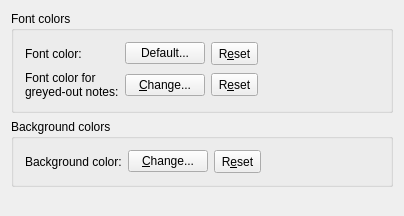
First picture: the form in src/frontends/qt4/ui/ColorUi.ui, repository cburschka/lyx, before the edit.
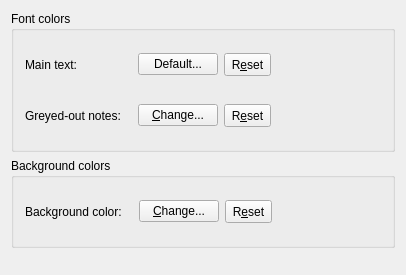
Second picture: the form after the edit.

Commit message: * ColorUi.ui: more compact labels.

What changed in the file:
```diff
--- a/src/frontends/qt4/ui/ColorUi.ui
+++ b/src/frontends/qt4/ui/ColorUi.ui
@@ -1,12 +1,12 @@
 <ui version="4.0">
  <class>ColorUi</class>
- <widget class="QWidget" name="ColorUi">
-  <property name="geometry">
+ <widget class="QWidget" name="ColorUi" >
+  <property name="geometry" >
    <rect>
     <x>0</x>
     <y>0</y>
-    <width>404</width>
-    <height>216</height>
+    <width>406</width>
+    <height>275</height>
    </rect>
   </property>
   <property name="contextMenuPolicy">
@@ -18,31 +18,49 @@
   <property name="toolTip">
    <string/>
   </property>
-  <layout class="QGridLayout" name="gridLayout_3">
-   <item row="0" column="0">
-    <widget class="QGroupBox" name="fontcolorGB">
-     <property name="title">
+  <layout class="QGridLayout" >
+   <property name="margin" >
+    <number>11</number>
+   </property>
+   <property name="spacing" >
+    <number>6</number>
+   </property>
+   <item row="0" column="0" >
+    <widget class="QGroupBox" name="fontcolorGB" >
+     <property name="title" >
       <string>Font colors</string>
      </property>
      <property name="flat">
       <bool>true</bool>
      </property>
-     <layout class="QGridLayout" name="gridLayout_2">
-      <item row="0" column="0">
-       <widget class="QLabel" name="fontColorLA">
-        <property name="text">
-         <string>Font color:</string>
+     <layout class="QGridLayout" >
+      <property name="margin" >
+       <number>11</number>
+      </property>
+      <property name="spacing" >
+       <number>6</number>
+      </property>
+      <item row="0" column="0" >
+       <widget class="QLabel" name="fontColorLA" >
+        <property name="text" >
+         <string>Main text:</string>
         </property>
         <property name="buddy">
          <cstring>fontColorPB</cstring>
         </property>
        </widget>
       </item>
-      <item row="0" column="1">
-       <layout class="QHBoxLayout" name="horizontalLayout_2">
+      <item row="0" column="1" >
+       <layout class="QHBoxLayout" >
+        <property name="margin" >
+         <number>11</number>
+        </property>
+        <property name="spacing" >
+         <number>6</number>
+        </property>
         <item>
-         <widget class="QPushButton" name="fontColorPB">
-          <property name="maximumSize">
+         <widget class="QPushButton" name="fontColorPB" >
+          <property name="maximumSize" >
            <size>
             <width>16777215</width>
             <height>16777215</height>
@@ -57,8 +75,8 @@
          </widget>
         </item>
         <item>
-         <widget class="QToolButton" name="delFontColorTB">
-          <property name="minimumSize">
+         <widget class="QToolButton" name="delFontColorTB" >
+          <property name="minimumSize" >
            <size>
             <width>23</width>
             <height>23</height>
@@ -79,11 +97,11 @@
          </widget>
         </item>
         <item>
-         <spacer name="horizontalSpacer">
-          <property name="orientation">
+         <spacer>
+          <property name="orientation" >
            <enum>Qt::Horizontal</enum>
           </property>
-          <property name="sizeHint" stdset="0">
+          <property name="sizeHint" >
            <size>
             <width>40</width>
             <height>20</height>
@@ -93,22 +111,27 @@
         </item>
        </layout>
       </item>
-      <item row="1" column="0">
-       <widget class="QLabel" name="noteFontColorLA">
-        <property name="text">
-         <string>Font color for
-greyed-out notes:</string>
+      <item row="1" column="0" >
+       <widget class="QLabel" name="noteFontColorLA" >
+        <property name="text" >
+         <string>Greyed-out notes:</string>
         </property>
         <property name="buddy">
          <cstring>fontColorPB</cstring>
         </property>
        </widget>
       </item>
-      <item row="1" column="1">
-       <layout class="QHBoxLayout" name="horizontalLayout_3">
+      <item row="1" column="1" >
+       <layout class="QHBoxLayout" >
+        <property name="margin" >
+         <number>11</number>
+        </property>
+        <property name="spacing" >
+         <number>6</number>
+        </property>
         <item>
-         <widget class="QPushButton" name="noteFontColorPB">
-          <property name="maximumSize">
+         <widget class="QPushButton" name="noteFontColorPB" >
+          <property name="maximumSize" >
            <size>
             <width>16777215</width>
             <height>16777215</height>
@@ -123,8 +146,8 @@
          </widget>
         </item>
         <item>
-         <widget class="QToolButton" name="delNoteFontColorTB">
-          <property name="minimumSize">
+         <widget class="QToolButton" name="delNoteFontColorTB" >
+          <property name="minimumSize" >
            <size>
             <width>23</width>
             <height>23</height>
@@ -145,11 +168,11 @@
          </widget>
         </item>
         <item>
-         <spacer name="horizontalSpacer_2">
-          <property name="orientation">
+         <spacer>
+          <property name="orientation" >
            <enum>Qt::Horizontal</enum>
           </property>
-          <property name="sizeHint" stdset="0">
+          <property name="sizeHint" >
            <size>
             <width>40</width>
             <height>20</height>
@@ -162,18 +185,24 @@
      </layout>
     </widget>
    </item>
-   <item row="1" column="0">
-    <widget class="QGroupBox" name="backgroundGB">
-     <property name="title">
+   <item row="1" column="0" >
+    <widget class="QGroupBox" name="backgroundGB" >
+     <property name="title" >
       <string>Background colors</string>
      </property>
      <property name="flat">
       <bool>true</bool>
      </property>
-     <layout class="QGridLayout" name="gridLayout">
-      <item row="0" column="0">
-       <widget class="QLabel" name="backgroundColorLA">
-        <property name="text">
+     <layout class="QGridLayout" >
+      <property name="margin" >
+       <number>11</number>
+      </property>
+      <property name="spacing" >
+       <number>6</number>
+      </property>
+      <item row="0" column="0" >
+       <widget class="QLabel" name="backgroundColorLA" >
+        <property name="text" >
          <string>Background color:</string>
         </property>
         <property name="buddy">
@@ -181,11 +210,17 @@
         </property>
        </widget>
       </item>
-      <item row="0" column="1">
-       <layout class="QHBoxLayout" name="horizontalLayout_4">
+      <item row="0" column="1" >
+       <layout class="QHBoxLayout" >
+        <property name="margin" >
+         <number>11</number>
+        </property>
+        <property name="spacing" >
+         <number>6</number>
+        </property>
         <item>
-         <widget class="QPushButton" name="backgroundPB">
-          <property name="maximumSize">
+         <widget class="QPushButton" name="backgroundPB" >
+          <property name="maximumSize" >
            <size>
             <width>16777215</width>
             <height>16777215</height>
@@ -200,8 +235,8 @@
          </widget>
         </item>
         <item>
-         <widget class="QToolButton" name="delbackgroundTB">
-          <property name="minimumSize">
+         <widget class="QToolButton" name="delbackgroundTB" >
+          <property name="minimumSize" >
            <size>
             <width>23</width>
             <height>23</height>
@@ -222,11 +257,11 @@
          </widget>
         </item>
         <item>
-         <spacer name="horizontalSpacer_3">
-          <property name="orientation">
+         <spacer>
+          <property name="orientation" >
            <enum>Qt::Horizontal</enum>
           </property>
-          <property name="sizeHint" stdset="0">
+          <property name="sizeHint" >
            <size>
             <width>40</width>
             <height>20</height>
@@ -239,12 +274,12 @@
      </layout>
     </widget>
    </item>
-   <item row="2" column="0">
-    <spacer name="verticalSpacer">
-     <property name="orientation">
+   <item row="2" column="0" >
+    <spacer>
+     <property name="orientation" >
       <enum>Qt::Vertical</enum>
      </property>
-     <property name="sizeHint" stdset="0">
+     <property name="sizeHint" >
       <size>
        <width>20</width>
        <height>126</height>
@@ -254,7 +289,7 @@
    </item>
   </layout>
  </widget>
- <layoutdefault spacing="6" margin="11"/>
+ <layoutdefault spacing="6" margin="11" />
  <includes>
   <include location="local">qt_i18n.h</include>
  </includes>
```
Left out of the diff: 56 changed lines with no effect on the pictures.
